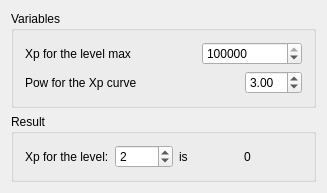
First picture: the form in tools/pow_calculator/MainWindow.ui, repository alphaonex86/CatchChallenger, before the edit.
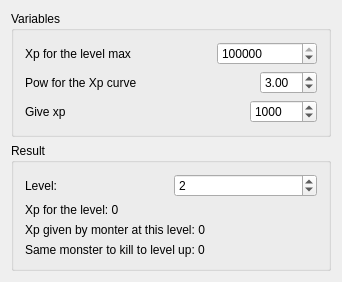
Second picture: the form after the edit.

The edit to the form file:
```diff
--- a/tools/pow_calculator/MainWindow.ui
+++ b/tools/pow_calculator/MainWindow.ui
@@ -6,8 +6,8 @@
    <rect>
     <x>0</x>
     <y>0</y>
-    <width>327</width>
-    <height>158</height>
+    <width>342</width>
+    <height>249</height>
    </rect>
   </property>
   <property name="windowTitle">
@@ -58,7 +58,7 @@
             <number>999999999</number>
            </property>
            <property name="value">
-            <number>16515165</number>
+            <number>1000000</number>
            </property>
           </widget>
          </item>
@@ -104,6 +104,40 @@
          </item>
         </layout>
        </item>
+       <item>
+        <layout class="QHBoxLayout" name="horizontalLayout_4">
+         <item>
+          <widget class="QLabel" name="label_3">
+           <property name="text">
+            <string>Give xp</string>
+           </property>
+          </widget>
+         </item>
+         <item>
+          <spacer name="horizontalSpacer_3">
+           <property name="orientation">
+            <enum>Qt::Horizontal</enum>
+           </property>
+           <property name="sizeHint" stdset="0">
+            <size>
+             <width>40</width>
+             <height>20</height>
+            </size>
+           </property>
+          </spacer>
+         </item>
+         <item>
+          <widget class="QSpinBox" name="giveXp">
+           <property name="maximum">
+            <number>999999999</number>
+           </property>
+           <property name="value">
+            <number>1000</number>
+           </property>
+          </widget>
+         </item>
+        </layout>
+       </item>
       </layout>
      </widget>
     </item>
@@ -112,11 +146,13 @@
       <property name="title">
        <string>Result</string>
       </property>
+      <layout class="QVBoxLayout" name="verticalLayout_3">
+       <item>
       <layout class="QHBoxLayout" name="horizontalLayout_3">
        <item>
         <widget class="QLabel" name="label_4">
          <property name="text">
-          <string>Xp for the level:</string>
+            <string>Level:</string>
          </property>
         </widget>
        </item>
@@ -133,17 +169,26 @@
          </property>
         </widget>
        </item>
-       <item>
-        <widget class="QLabel" name="label_6">
-         <property name="text">
-          <string>is</string>
-         </property>
-        </widget>
+        </layout>
        </item>
        <item>
         <widget class="QLabel" name="xp_for_level">
          <property name="text">
-          <string>0</string>
+          <string>Xp for the level: 0</string>
+         </property>
+        </widget>
+       </item>
+       <item>
+        <widget class="QLabel" name="XpGiven">
+         <property name="text">
+          <string>Xp given by monter at this level: 0</string>
+         </property>
+        </widget>
+       </item>
+       <item>
+        <widget class="QLabel" name="monster_for_level">
+         <property name="text">
+          <string>Same monster to kill to level up: 0</string>
          </property>
         </widget>
        </item>
```
Left out of the diff: 2 changed lines with no effect on the pictures. Lines whose indentation alone changed are shown as unchanged.
